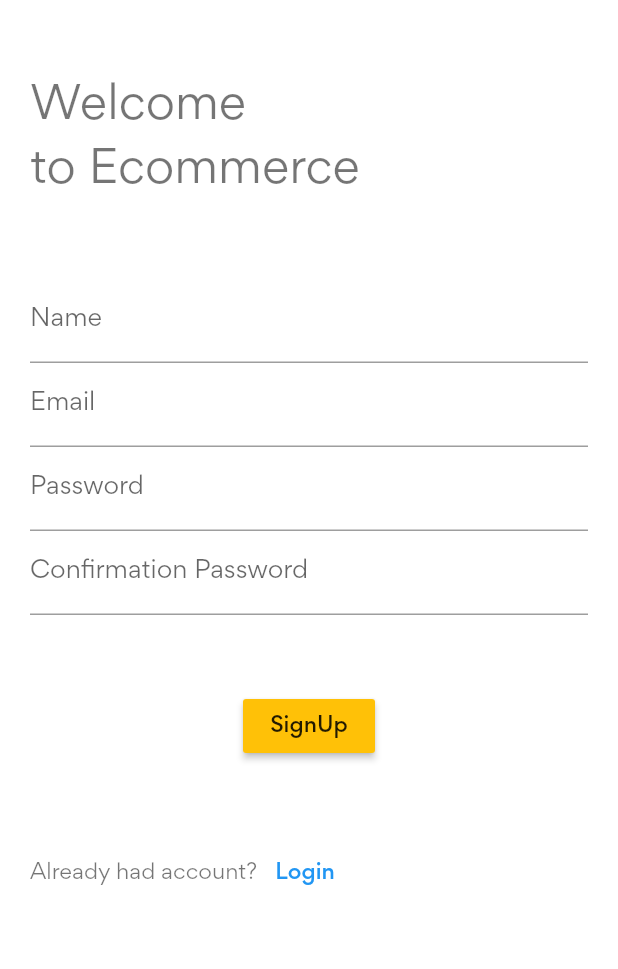
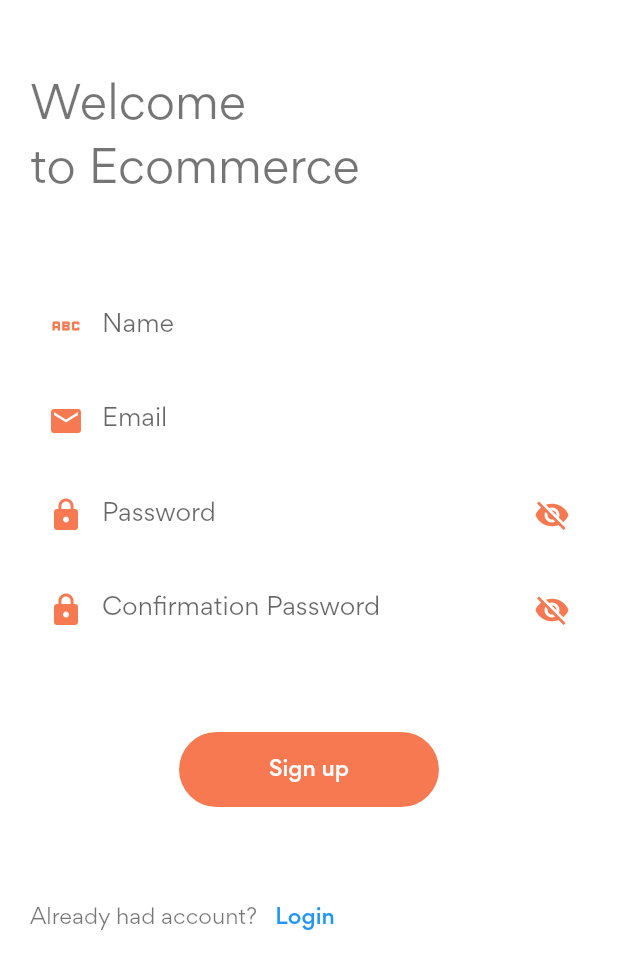
Before and after one commit to beingbivek/ecommercergb, a Flutter app: the SignupPage screen opened by its route, on a phone screen of 412 x 824 dp. Shown: the top 969 px of the screen. Run offline on Flutter 3.47's test engine with Material 2 defaults, Android fonts, the phone set to English and light mode, and no system bars; our stand-ins replace location, material_design_icons_flutter, shared_preferences; accounts and stored records are empty; network calls fail.

Commit message:
refractoring login and sign up page

```diff
--- /dev/null
+++ b/lib/components/component.dart
@@ -0,0 +1,3 @@
+export 'appbar.dart';
+export 'loginbutton.dart';
+export 'inputdecoration.dart';
--- /dev/null
+++ b/lib/components/inputdecoration.dart
@@ -0,0 +1,70 @@
+import 'package:flutter/material.dart';
+import '../constants/constant.dart';
+
+class TextFieldDesign extends StatefulWidget {
+  final String hint;
+  final TextEditingController controller;
+  final bool isNormal;
+  final bool isName;
+  const TextFieldDesign({
+    required this.hint,
+    Key? key,
+    required this.controller,
+    required this.isNormal,
+    required this.isName,
+  }) : super(key: key);
+
+  @override
+  State<TextFieldDesign> createState() => _TextFieldDesignState();
+}
+
+class _TextFieldDesignState extends State<TextFieldDesign> {
+  bool _hidepass = true;
+  @override
+  Widget build(BuildContext context) {
+    return TextFormField(
+      controller: widget.controller,
+      decoration: InputDecoration(
+        suffixIcon: widget.isNormal
+            ? null
+            : IconButton(
+                onPressed: () {
+                  setState(() {
+                    _hidepass = !_hidepass;
+                  });
+                },
+                icon: Icon(
+                  _hidepass ? Icons.visibility_off : Icons.visibility,
+                  color: kprimaryColor,
+                ),
+              ),
+        fillColor: Colors.white,
+        filled: true,
+        enabledBorder: const OutlineInputBorder(
+          borderSide: BorderSide(
+            color: Colors.white,
+            width: 2.0,
+          ),
+        ),
+        focusedBorder: const OutlineInputBorder(
+          borderSide: BorderSide(
+            color: kprimaryColor,
+            width: 2.0,
+          ),
+        ),
+        hintText: widget.hint,
+        prefixIcon: Icon(
+          widget.isNormal
+              ? widget.isName
+                  ? Icons.abc
+                  : Icons.email
+              : Icons.lock,
+          color: kprimaryColor,
+        ),
+      ),
+      obscureText: widget.isNormal ? false : _hidepass,
+      // validator: (value) {},
+      onChanged: (value) {},
+    );
+  }
+}
--- a/lib/components/loginbutton.dart
+++ b/lib/components/loginbutton.dart
@@ -0,0 +1,47 @@
+import 'package:flutter/material.dart';
+
+import '../constants/constant.dart';
+import '../service/service.dart';
+
+class LoginButton extends StatelessWidget {
+  const LoginButton({
+    Key? key,
+    required this.nameController,
+    required this.emailController,
+    required this.passController,
+    required this.passconController,
+    required this.path,
+    required this.name,
+  }) : super(key: key);
+
+  final TextEditingController nameController;
+  final TextEditingController emailController;
+  final TextEditingController passController;
+  final TextEditingController passconController;
+  final String path;
+  final String name;
+
+  @override
+  Widget build(BuildContext context) {
+    return MaterialButton(
+      elevation: 0,
+      shape: RoundedRectangleBorder(borderRadius: BorderRadius.circular(30)),
+      onPressed: () async {
+        try {
+          var p = loginUser(nameController.text, emailController.text,
+              passController.text, passconController.text, path);
+          Navigator.of(context).popAndPushNamed('/home', arguments: p);
+        } catch (e) {
+          print(e);
+        }
+      },
+      padding: const EdgeInsets.symmetric(vertical: 15, horizontal: 60),
+      color: kprimaryColor,
+      child: Text(
+        name,
+        style:
+            const TextStyle(color: Colors.white, fontWeight: FontWeight.w500),
+      ),
+    );
+  }
+}
--- a/lib/views/signup.dart
+++ b/lib/views/signup.dart
@@ -1,6 +1,5 @@
+import 'package:ecommercergb/components/component.dart';
 import 'package:flutter/material.dart';
-
-import '../service/service.dart';
 
 class SignupPage extends StatelessWidget {
   const SignupPage({Key? key}) : super(key: key);
@@ -41,50 +40,36 @@ class SignupPage extends StatelessWidget {
                 key: formkey,
                 child: Column(
                   children: [
-                    TextFormField(
-                      controller: nameController,
-                      decoration: const InputDecoration(labelText: 'Name'),
-                      // validator: (value) {
-                      // user = value;
-                      // },
-                    ),
-                    TextFormField(
-                      controller: emailController,
-                      decoration: const InputDecoration(labelText: 'Email'),
-                      // validator: (value) {
-                      //   user = value;
-                      // },
-                    ),
-                    TextFormField(
-                      controller: passController,
-                      decoration: const InputDecoration(labelText: 'Password'),
-                      obscureText: true,
-                      // validator: (value) {
-                      //   user = value;
-                      // },
-                    ),
-                    TextFormField(
-                      controller: passconController,
-                      decoration: const InputDecoration(
-                          labelText: 'Confirmation Password'),
-                      obscureText: true,
-                    ),
+                    TextFieldDesign(
+                        hint: "Name",
+                        controller: nameController,
+                        isNormal: true,
+                        isName: true),
+                    TextFieldDesign(
+                        hint: "Email",
+                        controller: emailController,
+                        isNormal: true,
+                        isName: false),
+                    TextFieldDesign(
+                        hint: "Password",
+                        controller: passController,
+                        isNormal: false,
+                        isName: false),
+                    TextFieldDesign(
+                        hint: "Confirmation Password",
+                        controller: passconController,
+                        isNormal: false,
+                        isName: false),
                     const SizedBox(
                       height: 50,
                     ),
-                    MaterialButton(
-                      onPressed: () async {
-                        var p = loginUser(
-                            nameController.text,
-                            emailController.text,
-                            passController.text,
-                            passconController.text,
-                            "registration");
-                        Navigator.of(context).pushNamed('/home', arguments: p);
-                      },
-                      color: Colors.amber,
-                      child: const Text('SignUp'),
-                    ),
+                    LoginButton(
+                        nameController: nameController,
+                        emailController: emailController,
+                        passController: passController,
+                        passconController: passconController,
+                        path: "registration",
+                        name: "Sign up"),
                     const SizedBox(
                       height: 50,
                     ),
@@ -93,8 +78,7 @@ class SignupPage extends StatelessWidget {
                         const Text("Already had account?"),
                         TextButton(
                           onPressed: () {
-                            Navigator.of(context)
-                                .pushNamed('/', arguments: null);
+                            Navigator.of(context).popAndPushNamed('/');
                           },
                           child: const Text('Login'),
                         )
```
Also changed, not shown: lib/views/loginpage.dart (+16 -100 lines).
